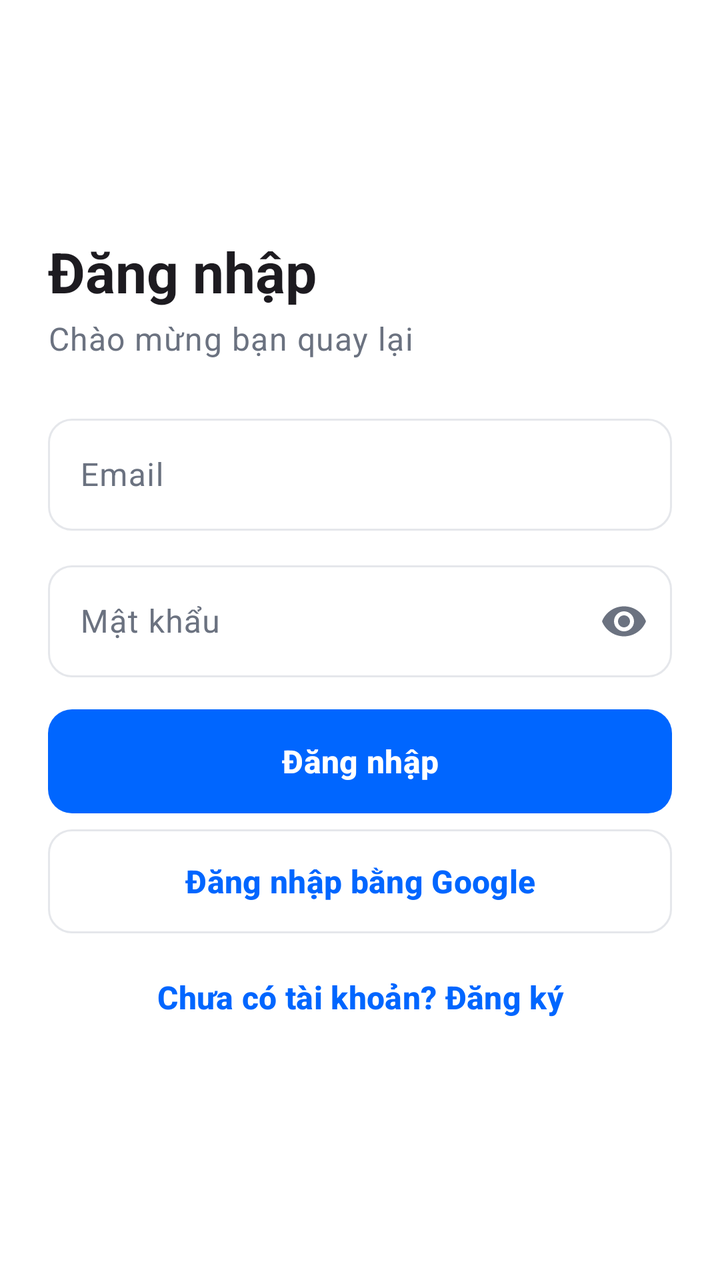
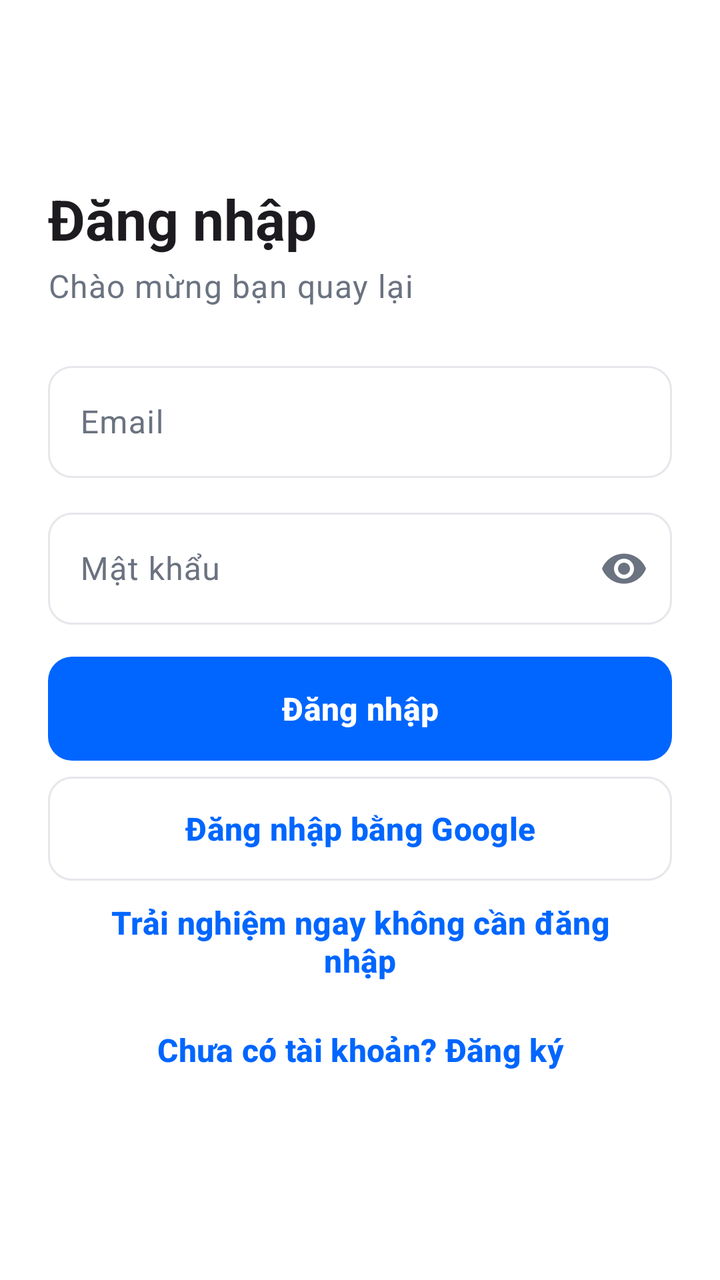

Screens rendered from an Android XML layout before and after an edit, with the pre-edit source and the edit as a unified diff.
<!-- AndroidManifest.xml: application theme Theme.IronFitness -->
<!-- res/layout/fragment_login.xml -->
<?xml version="1.0" encoding="utf-8"?>
<androidx.core.widget.NestedScrollView xmlns:android="http://schemas.android.com/apk/res/android"
    xmlns:app="http://schemas.android.com/apk/res-auto"
    xmlns:tools="http://schemas.android.com/tools"
    android:layout_width="match_parent"
    android:layout_height="match_parent"
    android:fillViewport="true">

    <LinearLayout
        android:layout_width="match_parent"
        android:layout_height="wrap_content"
        android:gravity="center_vertical"
        android:orientation="vertical"
        android:padding="@dimen/space_xl">

        <TextView
            android:layout_width="match_parent"
            android:layout_height="wrap_content"
            android:accessibilityHeading="true"
            android:text="@string/login_title"
            android:textAppearance="@style/TextAppearance.HomeFit.Headline"
            tools:targetApi="p" />

        <TextView
            android:layout_width="match_parent"
            android:layout_height="wrap_content"
            android:layout_marginTop="@dimen/space_xs"
            android:text="@string/login_subtitle"
            android:textAppearance="@style/TextAppearance.HomeFit.Body"
            android:textColor="?attr/colorOnSurfaceVariant" />

        <com.google.android.material.textfield.TextInputLayout
            android:id="@+id/tilEmail"
            android:layout_width="match_parent"
            android:layout_height="wrap_content"
            android:layout_marginTop="@dimen/space_xl"
            android:hint="@string/auth_email">

            <com.google.android.material.textfield.TextInputEditText
                android:id="@+id/etEmail"
                android:layout_width="match_parent"
                android:layout_height="wrap_content"
                android:autofillHints="emailAddress"
                android:imeOptions="actionNext"
                android:inputType="textEmailAddress"
                android:minHeight="@dimen/input_min_height" />
        </com.google.android.material.textfield.TextInputLayout>

        <com.google.android.material.textfield.TextInputLayout
            android:id="@+id/tilPassword"
            android:layout_width="match_parent"
            android:layout_height="wrap_content"
            android:layout_marginTop="@dimen/space_md"
            android:hint="@string/auth_password"
            app:endIconMode="password_toggle">

            <com.google.android.material.textfield.TextInputEditText
                android:id="@+id/etPassword"
                android:layout_width="match_parent"
                android:layout_height="wrap_content"
                android:autofillHints="password"
                android:imeOptions="actionDone"
                android:inputType="textPassword"
                android:minHeight="@dimen/input_min_height" />
        </com.google.android.material.textfield.TextInputLayout>

        <TextView
            android:id="@+id/tvFormError"
            android:layout_width="match_parent"
            android:layout_height="wrap_content"
            android:layout_marginTop="@dimen/space_md"
            android:accessibilityLiveRegion="polite"
            android:textAppearance="@style/TextAppearance.HomeFit.BodySmall"
            android:textColor="?attr/colorError"
            android:visibility="gone" />

        <com.google.android.material.progressindicator.LinearProgressIndicator
            android:id="@+id/progress"
            android:layout_width="match_parent"
            android:layout_height="wrap_content"
            android:layout_marginTop="@dimen/space_lg"
            android:indeterminate="true"
            android:visibility="gone" />

        <com.google.android.material.button.MaterialButton
            android:id="@+id/btnLogin"
            android:layout_width="match_parent"
            android:layout_height="wrap_content"
            android:layout_marginTop="@dimen/space_lg"
            android:text="@string/login_button" />

        
        <com.google.android.material.button.MaterialButton
            android:id="@+id/btnGoogleLogin"
            style="@style/Widget.HomeFit.Button.Outlined"
            android:layout_width="match_parent"
            android:layout_height="wrap_content"
            android:layout_marginTop="@dimen/space_sm"
            android:text="Đăng nhập bằng Google" />

        <com.google.android.material.button.MaterialButton
            android:id="@+id/btnGoRegister"
            style="@style/Widget.HomeFit.Button.Text"
            android:layout_width="match_parent"
            android:layout_height="wrap_content"
            android:layout_marginTop="@dimen/space_sm"
            android:text="@string/login_go_register" />
    </LinearLayout>
</androidx.core.widget.NestedScrollView>
<!-- resources referenced by this layout -->
<resources>
  <dimen name="input_min_height">56dp</dimen>
  <dimen name="space_lg">16dp</dimen>
  <dimen name="space_md">12dp</dimen>
  <dimen name="space_sm">8dp</dimen>
  <dimen name="space_xl">24dp</dimen>
  <dimen name="space_xs">4dp</dimen>
  <string name="auth_email">Email</string>
  <string name="auth_password">Mật khẩu</string>
  <string name="login_button">Đăng nhập</string>
  <string name="login_go_register">Chưa có tài khoản? Đăng ký</string>
  <string name="login_subtitle">Chào mừng bạn quay lại</string>
  <string name="login_title">Đăng nhập</string>
  <style name="TextAppearance.HomeFit.Body" parent="TextAppearance.Material3.BodyLarge">
          <item name="android:textSize">@dimen/text_body</item>
      </style>
  <style name="TextAppearance.HomeFit.BodySmall" parent="TextAppearance.Material3.BodyMedium">
          <item name="android:textSize">@dimen/text_body_small</item>
      </style>
  <style name="TextAppearance.HomeFit.Headline" parent="TextAppearance.Material3.HeadlineMedium">
          <item name="android:textSize">@dimen/text_headline</item>
          <item name="android:textStyle">bold</item>
      </style>
  <style name="Theme.IronFitness" parent="Base.Theme.IronFitness" />
  <dimen name="text_body">16sp</dimen>
  <dimen name="text_body_small">14sp</dimen>
  <dimen name="text_headline">28sp</dimen>
  <dimen name="button_height">52dp</dimen>
  <style name="TextAppearance.HomeFit.Button" parent="TextAppearance.Material3.LabelLarge">
          <item name="android:textSize">@dimen/text_button</item>
          <item name="android:textStyle">bold</item>
      </style>
  <dimen name="corner_small">12dp</dimen>
  <dimen name="touch_min">48dp</dimen>
  <dimen name="text_button">16sp</dimen>
  <color name="hf_primary">#0066FF</color>
  <color name="hf_on_primary">#FFFFFF</color>
  <color name="hf_primary_container">#E6F0FF</color>
  <color name="hf_on_primary_container">#0066FF</color>
  <color name="hf_navy">#1E2A44</color>
  <color name="white">#FFFFFFFF</color>
  <color name="hf_surface_variant">#F3F4F6</color>
  <color name="hf_on_surface_variant">#6B7280</color>
  <color name="hf_danger">#DC2626</color>
  <color name="hf_background">#FFFFFF</color>
  <color name="hf_on_background">#111827</color>
  <color name="hf_surface">#FFFFFF</color>
  <color name="hf_on_surface">#111827</color>
  <color name="hf_outline">#E5E7EB</color>
  <style name="ShapeAppearance.HomeFit.Small" parent="ShapeAppearance.Material3.SmallComponent">
          <item name="cornerFamily">rounded</item>
          <item name="cornerSize">@dimen/corner_small</item>
      </style>
  <style name="ShapeAppearance.HomeFit.Medium" parent="ShapeAppearance.Material3.MediumComponent">
          <item name="cornerFamily">rounded</item>
          <item name="cornerSize">@dimen/corner_medium</item>
      </style>
  <style name="ShapeAppearance.HomeFit.Large" parent="ShapeAppearance.Material3.LargeComponent">
          <item name="cornerFamily">rounded</item>
          <item name="cornerSize">@dimen/corner_large</item>
      </style>
  <style name="Widget.HomeFit.Card" parent="Widget.Material3.CardView.Filled">
          <item name="cardBackgroundColor">?attr/colorSurfaceVariant</item>
          <item name="cardCornerRadius">@dimen/corner_medium</item>
          <item name="cardElevation">@dimen/card_elevation</item>
      </style>
  <dimen name="corner_medium">16dp</dimen>
  <dimen name="corner_large">28dp</dimen>
  <dimen name="card_elevation">0dp</dimen>
  <style name="TextAppearance.HomeFit.Caption" parent="TextAppearance.Material3.LabelMedium">
          <item name="android:textSize">@dimen/text_caption</item>
      </style>
  <style name="Widget.HomeFit.BottomNavigationView.ActiveIndicator" parent="Widget.Material3.BottomNavigationView.ActiveIndicator">
          <item name="android:color">?attr/colorPrimaryContainer</item>
      </style>
  <dimen name="text_caption">12sp</dimen>
  <!-- unchanged entries left out for length: 6 -->
</resources>

<!-- the commit's change to res/layout/fragment_login.xml (unified diff, before → after) -->
@@ -99,11 +99,21 @@
             android:text="Đăng nhập bằng Google" />
 
         <com.google.android.material.button.MaterialButton
+            android:id="@+id/btnGuestMode"
+            style="@style/Widget.HomeFit.Button.Text"
+            android:layout_width="match_parent"
+            android:layout_height="wrap_content"
+            android:layout_marginTop="@dimen/space_xs"
+            android:text="Trải nghiệm ngay không cần đăng nhập"
+            android:textColor="?attr/colorPrimary"
+            android:textStyle="bold" />
+
+        <com.google.android.material.button.MaterialButton
             android:id="@+id/btnGoRegister"
             style="@style/Widget.HomeFit.Button.Text"
             android:layout_width="match_parent"
             android:layout_height="wrap_content"
-            android:layout_marginTop="@dimen/space_sm"
+            android:layout_marginTop="@dimen/space_xs"
             android:text="@string/login_go_register" />
     </LinearLayout>
 </androidx.core.widget.NestedScrollView>
